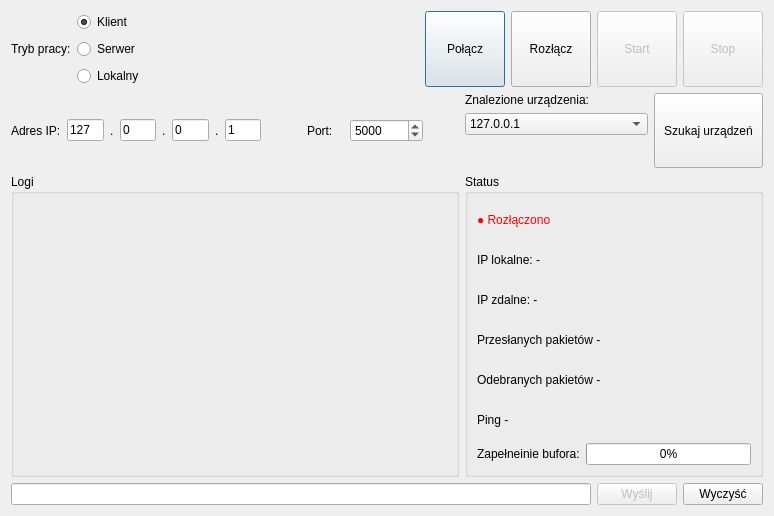
Old version of the form connectionwindow.ui in the repository surowyantoni/PK_projekt_SK.
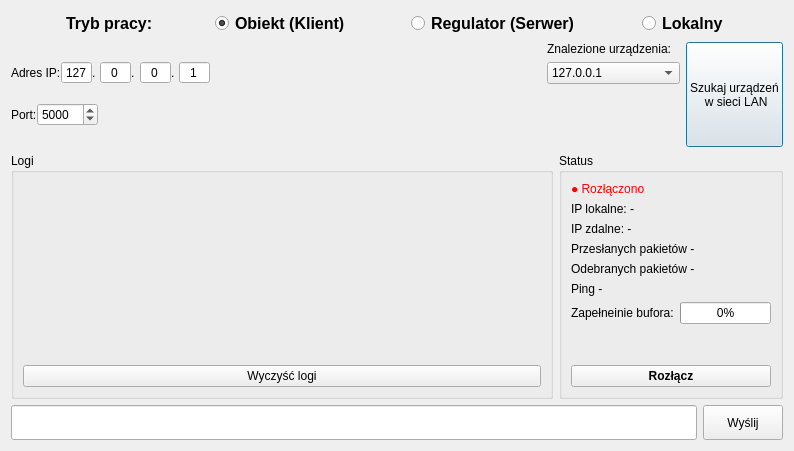
New version of the form.

```diff
--- a/connectionwindow.ui
+++ b/connectionwindow.ui
@@ -6,47 +6,128 @@
    <rect>
     <x>0</x>
     <y>0</y>
-    <width>774</width>
-    <height>516</height>
+    <width>794</width>
+    <height>451</height>
    </rect>
   </property>
-  <layout class="QVBoxLayout" name="mainLayout" stretch="1,1,4,0">
+  <layout class="QVBoxLayout" name="mainLayout" stretch="1,3,7,1">
    <item>
     <layout class="QHBoxLayout" name="topLayout">
+     <item>
+      <spacer name="horizontalSpacer_5">
+       <property name="orientation">
+        <enum>Qt::Horizontal</enum>
+       </property>
+       <property name="sizeHint" stdset="0">
+        <size>
+         <width>40</width>
+         <height>20</height>
+        </size>
+       </property>
+      </spacer>
+     </item>
      <item>
       <widget class="QLabel" name="labelModeInfo">
+       <property name="font">
+        <font>
+         <pointsize>12</pointsize>
+         <bold>true</bold>
+        </font>
+       </property>
        <property name="text">
         <string>Tryb pracy:</string>
        </property>
       </widget>
      </item>
      <item>
-      <layout class="QVBoxLayout" name="verticalLayout">
+      <spacer name="horizontalSpacer_6">
+       <property name="orientation">
+        <enum>Qt::Horizontal</enum>
+       </property>
+       <property name="sizeHint" stdset="0">
+        <size>
+         <width>40</width>
+         <height>20</height>
+        </size>
+       </property>
+      </spacer>
+     </item>
        <item>
         <widget class="QRadioButton" name="radioClient">
+       <property name="font">
+        <font>
+         <pointsize>12</pointsize>
+         <bold>true</bold>
+        </font>
+       </property>
          <property name="text">
-          <string>Klient</string>
+        <string>Obiekt (Klient)</string>
          </property>
          <property name="checked">
           <bool>true</bool>
          </property>
-        </widget>
-       </item>
+       <attribute name="buttonGroup">
+        <string notr="true">buttonGroup</string>
+       </attribute>
+      </widget>
+     </item>
+     <item>
+      <spacer name="horizontalSpacer_3">
+       <property name="orientation">
+        <enum>Qt::Horizontal</enum>
+       </property>
+       <property name="sizeHint" stdset="0">
+        <size>
+         <width>40</width>
+         <height>20</height>
+        </size>
+       </property>
+      </spacer>
+     </item>
        <item>
         <widget class="QRadioButton" name="radioServer">
+       <property name="font">
+        <font>
+         <pointsize>12</pointsize>
+         <bold>true</bold>
+        </font>
+       </property>
          <property name="text">
-          <string>Serwer</string>
-         </property>
-        </widget>
-       </item>
+        <string>Regulator (Serwer)</string>
+       </property>
+       <attribute name="buttonGroup">
+        <string notr="true">buttonGroup</string>
+       </attribute>
+      </widget>
+     </item>
+     <item>
+      <spacer name="horizontalSpacer_4">
+       <property name="orientation">
+        <enum>Qt::Horizontal</enum>
+       </property>
+       <property name="sizeHint" stdset="0">
+        <size>
+         <width>40</width>
+         <height>20</height>
+        </size>
+       </property>
+      </spacer>
+     </item>
        <item>
         <widget class="QRadioButton" name="radioLokalny">
+       <property name="font">
+        <font>
+         <pointsize>12</pointsize>
+         <bold>true</bold>
+        </font>
+       </property>
          <property name="text">
           <string>Lokalny</string>
          </property>
-        </widget>
-       </item>
-      </layout>
+       <attribute name="buttonGroup">
+        <string notr="true">buttonGroup</string>
+       </attribute>
+      </widget>
      </item>
      <item>
       <spacer name="spacerTop">
@@ -61,68 +142,20 @@
        </property>
       </spacer>
      </item>
-     <item>
-      <widget class="QPushButton" name="btnConnect">
-       <property name="sizePolicy">
-        <sizepolicy hsizetype="Minimum" vsizetype="Expanding">
-         <horstretch>0</horstretch>
-         <verstretch>0</verstretch>
-        </sizepolicy>
-       </property>
-       <property name="text">
-        <string>Połącz</string>
-       </property>
-      </widget>
-     </item>
-     <item>
-      <widget class="QPushButton" name="btnDisconnect">
-       <property name="sizePolicy">
-        <sizepolicy hsizetype="Minimum" vsizetype="Expanding">
-         <horstretch>0</horstretch>
-         <verstretch>0</verstretch>
-        </sizepolicy>
-       </property>
-       <property name="text">
-        <string>Rozłącz</string>
-       </property>
-      </widget>
-     </item>
-     <item>
-      <widget class="QPushButton" name="btnStart">
-       <property name="enabled">
-        <bool>false</bool>
-       </property>
-       <property name="sizePolicy">
-        <sizepolicy hsizetype="Minimum" vsizetype="Expanding">
-         <horstretch>0</horstretch>
-         <verstretch>0</verstretch>
-        </sizepolicy>
-       </property>
-       <property name="text">
-        <string>Start</string>
-       </property>
-      </widget>
-     </item>
-     <item>
-      <widget class="QPushButton" name="btnStop">
-       <property name="enabled">
-        <bool>false</bool>
-       </property>
-       <property name="sizePolicy">
-        <sizepolicy hsizetype="Minimum" vsizetype="Expanding">
-         <horstretch>0</horstretch>
-         <verstretch>0</verstretch>
-        </sizepolicy>
-       </property>
-       <property name="text">
-        <string>Stop</string>
-       </property>
-      </widget>
-     </item>
     </layout>
    </item>
    <item>
-    <layout class="QHBoxLayout" name="middleLayout" stretch="1,1,0,1,0,1,0,1,0,1,2,1,5,3">
+    <layout class="QHBoxLayout" name="middleLayout" stretch="3,5,2,1">
+     <item>
+      <layout class="QVBoxLayout" name="verticalLayout">
+       <property name="spacing">
+        <number>0</number>
+       </property>
+       <property name="bottomMargin">
+        <number>0</number>
+       </property>
+       <item>
+        <layout class="QHBoxLayout" name="horizontalLayout_4">
      <item>
       <widget class="QLabel" name="labelIP">
        <property name="text">
@@ -131,9 +164,18 @@
       </widget>
      </item>
      <item>
-      <widget class="QLineEdit" name="editIP">
-       <property name="text">
-        <string>127</string>
+          <widget class="QSpinBox" name="spinBox_ip1">
+           <property name="alignment">
+            <set>Qt::AlignCenter</set>
+           </property>
+           <property name="buttonSymbols">
+            <enum>QAbstractSpinBox::NoButtons</enum>
+           </property>
+           <property name="maximum">
+            <number>255</number>
+           </property>
+           <property name="value">
+            <number>127</number>
        </property>
       </widget>
      </item>
@@ -145,9 +187,15 @@
       </widget>
      </item>
      <item>
-      <widget class="QLineEdit" name="editIP2">
-       <property name="text">
-        <string>0</string>
+          <widget class="QSpinBox" name="spinBox_ip2">
+           <property name="alignment">
+            <set>Qt::AlignCenter</set>
+           </property>
+           <property name="buttonSymbols">
+            <enum>QAbstractSpinBox::NoButtons</enum>
+           </property>
+           <property name="maximum">
+            <number>255</number>
        </property>
       </widget>
      </item>
@@ -159,9 +207,15 @@
       </widget>
      </item>
      <item>
-      <widget class="QLineEdit" name="editIP3">
-       <property name="text">
-        <string>0</string>
+          <widget class="QSpinBox" name="spinBox_ip3">
+           <property name="alignment">
+            <set>Qt::AlignCenter</set>
+           </property>
+           <property name="buttonSymbols">
+            <enum>QAbstractSpinBox::NoButtons</enum>
+           </property>
+           <property name="maximum">
+            <number>255</number>
        </property>
       </widget>
      </item>
@@ -173,25 +227,25 @@
       </widget>
      </item>
      <item>
-      <widget class="QLineEdit" name="editIP4">
-       <property name="text">
-        <string>1</string>
+          <widget class="QSpinBox" name="spinBox_ip4">
+           <property name="alignment">
+            <set>Qt::AlignCenter</set>
+           </property>
+           <property name="buttonSymbols">
+            <enum>QAbstractSpinBox::NoButtons</enum>
+           </property>
+           <property name="maximum">
+            <number>255</number>
+           </property>
+           <property name="value">
+            <number>1</number>
        </property>
       </widget>
      </item>
+        </layout>
+       </item>
      <item>
-      <spacer name="horizontalSpacer_2">
-       <property name="orientation">
-        <enum>Qt::Horizontal</enum>
-       </property>
-       <property name="sizeHint" stdset="0">
-        <size>
-         <width>40</width>
-         <height>20</height>
-        </size>
-       </property>
-      </spacer>
-     </item>
+        <layout class="QHBoxLayout" name="horizontalLayout_5">
      <item>
       <widget class="QLabel" name="labelPort">
        <property name="text">
@@ -200,7 +254,10 @@
       </widget>
      </item>
      <item>
-      <widget class="QSpinBox" name="spinPort">
+          <widget class="QSpinBox" name="spinBox_port">
+           <property name="minimum">
+            <number>1025</number>
+           </property>
        <property name="maximum">
         <number>65535</number>
        </property>
@@ -210,6 +267,23 @@
       </widget>
      </item>
      <item>
+          <spacer name="horizontalSpacer_2">
+           <property name="orientation">
+            <enum>Qt::Horizontal</enum>
+           </property>
+           <property name="sizeHint" stdset="0">
+            <size>
+             <width>40</width>
+             <height>20</height>
+            </size>
+           </property>
+          </spacer>
+         </item>
+        </layout>
+       </item>
+      </layout>
+     </item>
+     <item>
       <spacer name="horizontalSpacer">
        <property name="orientation">
         <enum>Qt::Horizontal</enum>
@@ -232,7 +306,13 @@
         </widget>
        </item>
        <item>
-        <widget class="QComboBox" name="comboIP">
+        <widget class="QComboBox" name="combo_znalezione">
+         <property name="minimumSize">
+          <size>
+           <width>100</width>
+           <height>0</height>
+          </size>
+         </property>
          <property name="currentText">
           <string>127.0.0.1</string>
          </property>
@@ -270,20 +350,21 @@
         </sizepolicy>
        </property>
        <property name="text">
-        <string>Szukaj urządzeń</string>
+        <string>Szukaj urządzeń
+ w sieci LAN</string>
        </property>
       </widget>
      </item>
     </layout>
    </item>
    <item>
-    <layout class="QHBoxLayout" name="infoLayout" stretch="3,2">
+    <layout class="QHBoxLayout" name="infoLayout" stretch="3,1">
      <item>
       <widget class="QGroupBox" name="logsGroup">
        <property name="title">
         <string>Logi</string>
        </property>
-       <layout class="QHBoxLayout" name="horizontalLayout_2">
+       <layout class="QVBoxLayout" name="verticalLayout_3" stretch="12,1">
         <item>
          <widget class="QTextEdit" name="logBox">
           <property name="styleSheet">
@@ -294,6 +375,19 @@
           </property>
          </widget>
         </item>
+        <item>
+         <widget class="QPushButton" name="pushButton_clear">
+          <property name="sizePolicy">
+           <sizepolicy hsizetype="Minimum" vsizetype="Expanding">
+            <horstretch>0</horstretch>
+            <verstretch>0</verstretch>
+           </sizepolicy>
+          </property>
+          <property name="text">
+           <string>Wyczyść logi</string>
+          </property>
+         </widget>
+        </item>
        </layout>
       </widget>
      </item>
@@ -302,7 +396,7 @@
        <property name="title">
         <string>Status</string>
        </property>
-       <layout class="QVBoxLayout">
+       <layout class="QVBoxLayout" stretch="1,1,1,1,1,1,1,4,1">
         <item>
          <widget class="QLabel" name="labelConnStatus">
           <property name="styleSheet">
@@ -366,6 +460,37 @@
           </item>
          </layout>
         </item>
+        <item>
+         <spacer name="verticalSpacer_2">
+          <property name="orientation">
+           <enum>Qt::Vertical</enum>
+          </property>
+          <property name="sizeHint" stdset="0">
+           <size>
+            <width>20</width>
+            <height>40</height>
+           </size>
+          </property>
+         </spacer>
+        </item>
+        <item>
+         <widget class="QPushButton" name="pushButton_connection">
+          <property name="sizePolicy">
+           <sizepolicy hsizetype="Minimum" vsizetype="MinimumExpanding">
+            <horstretch>0</horstretch>
+            <verstretch>0</verstretch>
+           </sizepolicy>
+          </property>
+          <property name="font">
+           <font>
+            <bold>true</bold>
+           </font>
+          </property>
+          <property name="text">
+           <string>Rozłącz</string>
+          </property>
+         </widget>
+        </item>
        </layout>
       </widget>
      </item>
@@ -374,25 +499,31 @@
    <item>
     <layout class="QHBoxLayout" name="horizontalLayout">
      <item>
-      <widget class="QLineEdit" name="editMsg"/>
+      <widget class="QLineEdit" name="lineEdit_wiadomosc">
+       <property name="sizePolicy">
+        <sizepolicy hsizetype="Expanding" vsizetype="Expanding">
+         <horstretch>0</horstretch>
+         <verstretch>0</verstretch>
+        </sizepolicy>
+       </property>
+      </widget>
      </item>
      <item>
       <widget class="QPushButton" name="btnSend">
        <property name="enabled">
-        <bool>false</bool>
+        <bool>true</bool>
+       </property>
+       <property name="sizePolicy">
+        <sizepolicy hsizetype="Minimum" vsizetype="Expanding">
+         <horstretch>0</horstretch>
+         <verstretch>0</verstretch>
+        </sizepolicy>
        </property>
        <property name="text">
         <string>Wyślij</string>
        </property>
       </widget>
      </item>
-     <item>
-      <widget class="QPushButton" name="btnClear">
-       <property name="text">
-        <string>Wyczyść</string>
-       </property>
-      </widget>
-     </item>
     </layout>
    </item>
   </layout>
```
Left out of the diff: 33 changed lines with no effect on the pictures. Lines whose indentation alone changed are shown as unchanged.
